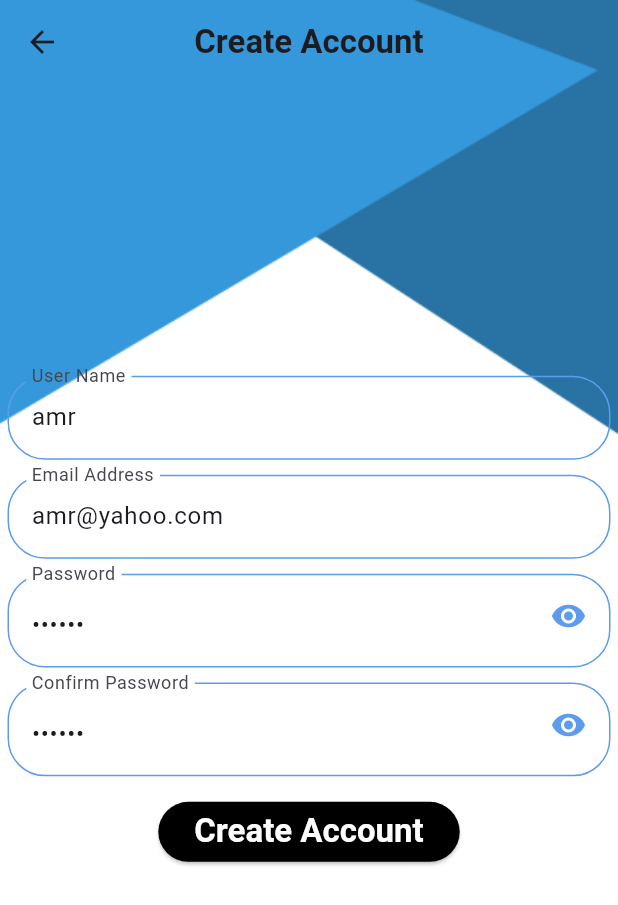
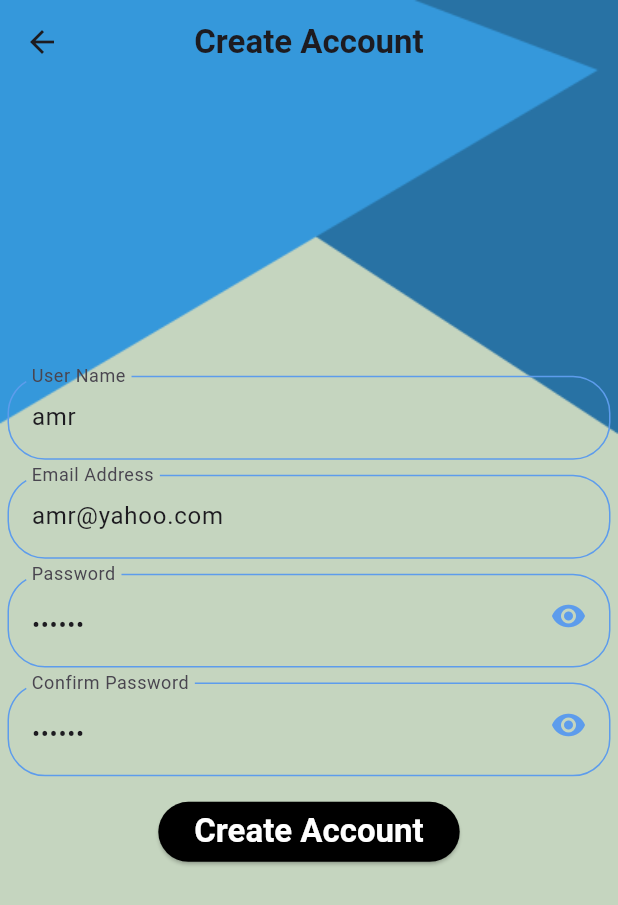
Before and after one commit to AmrHamadSaeed/App_ToDo, a Flutter app: the screen it shows after launch, after a tap on "Login", after a tap on "Or Create Account", on a phone screen of 412 x 824 dp. Shown: the top 905 px of the screen. Run offline on Flutter 3.47's test engine with Material 3 defaults, Android fonts, the phone set to English and light mode, and no system bars; our stand-ins replace cloud_firestore, easy_date_timeline, firebase_auth, firebase_core, flutter_slidable, shared_preferences; missing offline and left inert: flutter_hot_toast; accounts and stored records are empty; generated files the repository leaves out were written again; network calls fail.

```diff
--- a/lib/authentication/login/login_screen.dart
+++ b/lib/authentication/login/login_screen.dart
@@ -30,7 +30,7 @@ class _LoginScreenState extends State<LoginScreen> {
     return Stack(
       children: [
         Container(
-          color: MyTheme.whiteColor,
+          color: MyTheme.backgroundLight,
           child: Image.asset(
             'assets/images/main_background.png',
             width: double.infinity,
--- a/lib/authentication/register/register_screen.dart
+++ b/lib/authentication/register/register_screen.dart
@@ -39,7 +39,7 @@ class _RegisterScreenState extends State<RegisterScreen> {
     return Stack(
       children: [
         Container(
-          color: MyTheme.whiteColor,
+          color: MyTheme.backgroundLight,
           child: Image.asset(
             'assets/images/main_background.png',
             width: double.infinity,
--- a/lib/main.dart
+++ b/lib/main.dart
@@ -14,7 +14,7 @@ import 'package:provider/provider.dart';
 void main() async {
   WidgetsFlutterBinding.ensureInitialized();
   await Firebase.initializeApp();
-  // await FirebaseFirestore.instance.disableNetwork();
+  // await FirebaseFirestore.instance.enableNetwork();
   // FirebaseFirestore.instance.clearPersistence();
   // FirebaseFirestore.instance.settings =
   //     Settings(cacheSizeBytes: Settings.CACHE_SIZE_UNLIMITED);
```
